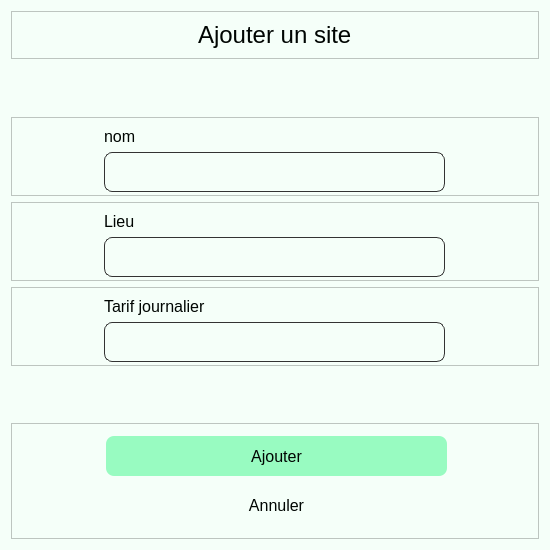
Qt form site_ajout.ui (Raharimanana-BJD/G12_GESTION_DES-VISITES_DES_SITES_TOURISTIQUES) before a commit.
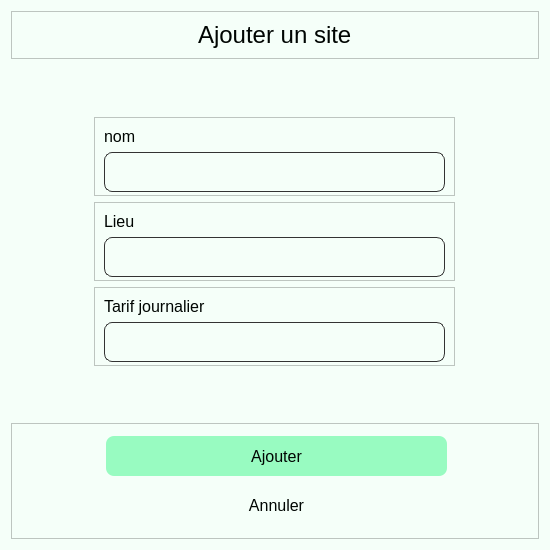
The same form after that commit. Icons and pictures are not drawn.

What changed in the file:
```diff
--- a/site_ajout.ui
+++ b/site_ajout.ui
@@ -96,7 +96,7 @@
      </property>
     </spacer>
    </item>
-   <item>
+   <item alignment="Qt::AlignHCenter">
     <widget class="QFrame" name="input_4">
      <property name="minimumSize">
       <size>
@@ -168,7 +168,7 @@
      </layout>
     </widget>
    </item>
-   <item>
+   <item alignment="Qt::AlignHCenter">
     <widget class="QFrame" name="input_5">
      <property name="minimumSize">
       <size>
@@ -240,7 +240,7 @@
      </layout>
     </widget>
    </item>
-   <item>
+   <item alignment="Qt::AlignHCenter">
     <widget class="QFrame" name="input_6">
      <property name="minimumSize">
       <size>
```
Left out of the diff: 15 changed lines with no effect on the pictures.
